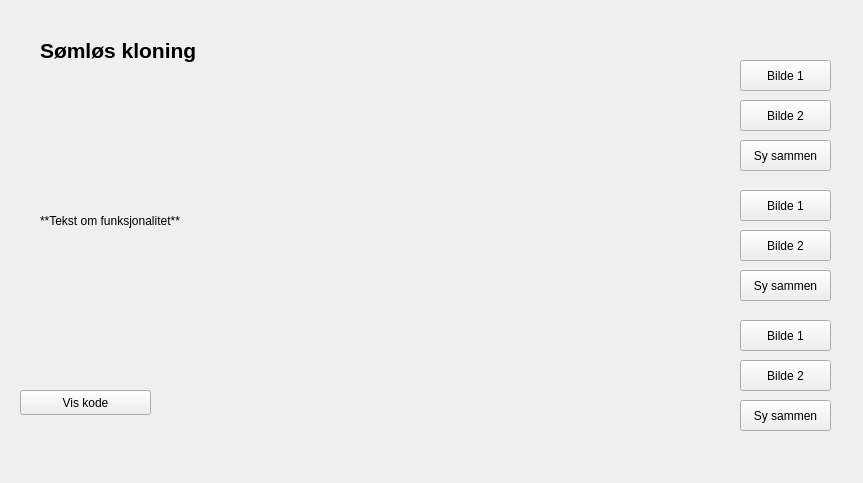
Before: the Qt Designer form src/gui/UI/somlos.ui in jegerud/Sciprog2020project, drawn with Qt 5.
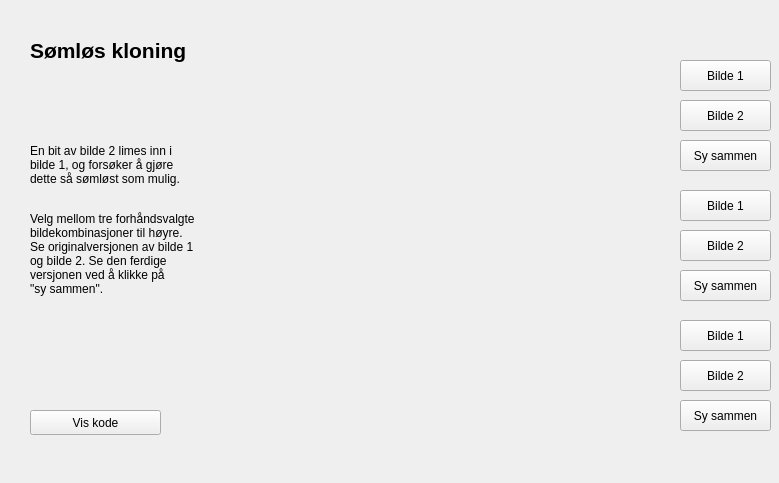
After: the same form once the commit is applied. Icons and pictures are not drawn.

Commit message: Infotekst om sømløs kloning lagt til

```diff
--- a/src/gui/UI/somlos.ui
+++ b/src/gui/UI/somlos.ui
@@ -6,7 +6,7 @@
    <rect>
     <x>0</x>
     <y>0</y>
-    <width>863</width>
+    <width>779</width>
     <height>483</height>
    </rect>
   </property>
@@ -16,7 +16,7 @@
   <widget class="QPushButton" name="imageOneTwo">
    <property name="geometry">
     <rect>
-     <x>740</x>
+     <x>680</x>
      <y>100</y>
      <width>91</width>
      <height>31</height>
@@ -29,7 +29,7 @@
   <widget class="QPushButton" name="seamlessOne">
    <property name="geometry">
     <rect>
-     <x>740</x>
+     <x>680</x>
      <y>140</y>
      <width>91</width>
      <height>31</height>
@@ -42,7 +42,7 @@
   <widget class="QPushButton" name="imageOneOne">
    <property name="geometry">
     <rect>
-     <x>740</x>
+     <x>680</x>
      <y>60</y>
      <width>91</width>
      <height>31</height>
@@ -55,7 +55,7 @@
   <widget class="QLabel" name="glattingOverskrift">
    <property name="geometry">
     <rect>
-     <x>40</x>
+     <x>30</x>
      <y>20</y>
      <width>221</width>
      <height>61</height>
@@ -77,21 +77,21 @@
   <widget class="QLabel" name="label_12">
    <property name="geometry">
     <rect>
-     <x>40</x>
+     <x>30</x>
      <y>110</y>
-     <width>191</width>
+     <width>241</width>
      <height>221</height>
     </rect>
    </property>
    <property name="text">
-    <string>**Tekst om funksjonalitet**</string>
+    <string>&lt;html&gt;&lt;head/&gt;&lt;body&gt;&lt;p&gt;En bit av bilde 2 limes inn i&lt;br/&gt;bilde 1, og forsøker å gjøre&lt;br/&gt;dette så sømløst som mulig.&lt;br/&gt;&lt;/p&gt;&lt;p&gt;Velg mellom tre forhåndsvalgte&lt;br/&gt;bildekombinasjoner til høyre.&lt;br/&gt;Se originalversjonen av bilde 1&lt;br/&gt;og bilde 2. Se den ferdige &lt;br/&gt;versjonen ved å klikke på&lt;br/&gt;&amp;quot;sy sammen&amp;quot;.&lt;/p&gt;&lt;/body&gt;&lt;/html&gt;</string>
    </property>
   </widget>
   <widget class="QPushButton" name="seamlessCode">
    <property name="geometry">
     <rect>
-     <x>20</x>
-     <y>390</y>
+     <x>30</x>
+     <y>410</y>
      <width>131</width>
      <height>25</height>
     </rect>
@@ -103,7 +103,7 @@
   <widget class="QLabel" name="seamlessImg">
    <property name="geometry">
     <rect>
-     <x>340</x>
+     <x>280</x>
      <y>60</y>
      <width>391</width>
      <height>371</height>
@@ -122,7 +122,7 @@
   <widget class="QPushButton" name="imageTwoTwo">
    <property name="geometry">
     <rect>
-     <x>740</x>
+     <x>680</x>
      <y>230</y>
      <width>91</width>
      <height>31</height>
@@ -135,7 +135,7 @@
   <widget class="QPushButton" name="imageTwoOne">
    <property name="geometry">
     <rect>
-     <x>740</x>
+     <x>680</x>
      <y>190</y>
      <width>91</width>
      <height>31</height>
@@ -148,7 +148,7 @@
   <widget class="QPushButton" name="seamlessTwo">
    <property name="geometry">
     <rect>
-     <x>740</x>
+     <x>680</x>
      <y>270</y>
      <width>91</width>
      <height>31</height>
@@ -161,7 +161,7 @@
   <widget class="QPushButton" name="imageThreeTwo">
    <property name="geometry">
     <rect>
-     <x>740</x>
+     <x>680</x>
      <y>360</y>
      <width>91</width>
      <height>31</height>
@@ -174,7 +174,7 @@
   <widget class="QPushButton" name="imageThreeOne">
    <property name="geometry">
     <rect>
-     <x>740</x>
+     <x>680</x>
      <y>320</y>
      <width>91</width>
      <height>31</height>
@@ -187,7 +187,7 @@
   <widget class="QPushButton" name="seamlessThree">
    <property name="geometry">
     <rect>
-     <x>740</x>
+     <x>680</x>
      <y>400</y>
      <width>91</width>
      <height>31</height>
```
